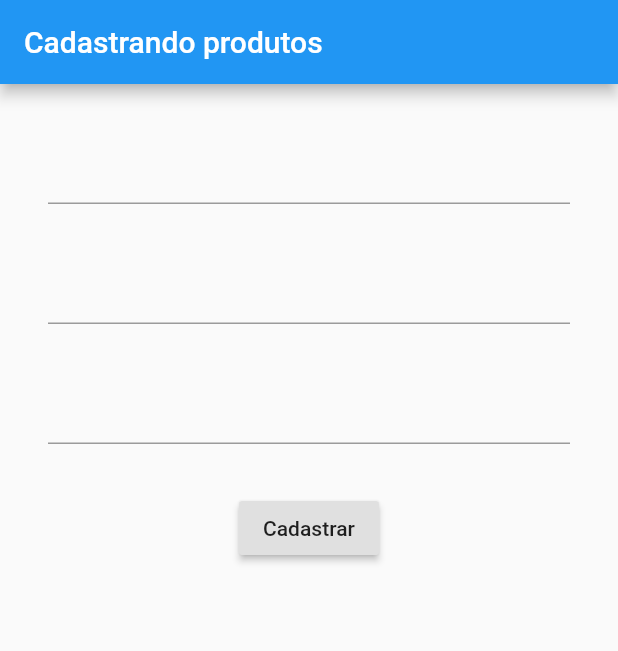
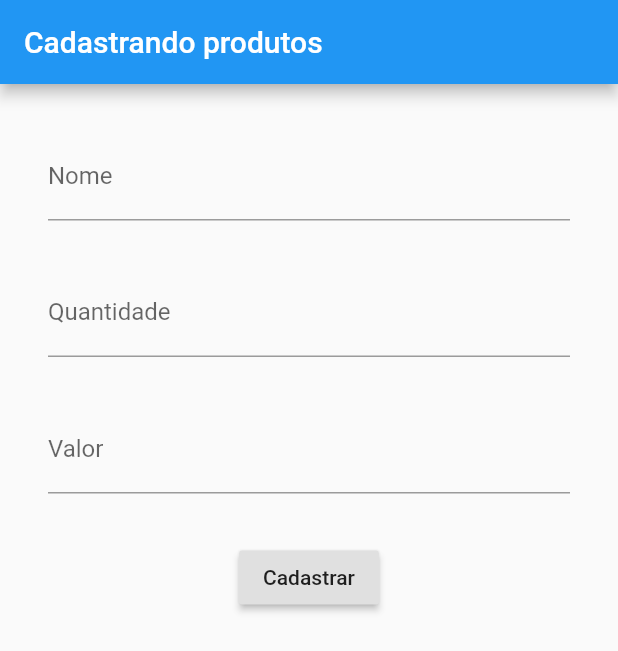
Before and after one commit to MayronSouza/mercado, a Flutter app: the screen it shows after launch, on a phone screen of 412 x 824 dp. Shown: the top 651 px of the screen. Run offline on Flutter 3.47's test engine with Material 2 defaults, Android fonts, the phone set to English and light mode, and no system bars.

Commit message:
Inserindo labels no TextFields

```diff
--- a/lib/main.dart
+++ b/lib/main.dart
@@ -22,18 +22,27 @@ class MyApp extends StatelessWidget {
               Padding(
                 padding: const EdgeInsets.all(16.0),
                 child: TextField(
+                  decoration: InputDecoration(
+                    labelText: 'Nome',
+                  ),
                   controller: _nomeController,
                 ),
               ),
               Padding(
                 padding: const EdgeInsets.all(16.0),
                 child: TextField(
+                  decoration: InputDecoration(
+                    labelText: 'Quantidade',
+                  ),
                   controller: _quantidadeController,
                 ),
               ),
               Padding(
                 padding: const EdgeInsets.all(16.0),
                 child: TextField(
+                  decoration: InputDecoration(
+                    labelText: 'Valor',
+                  ),
                   controller: _valorController,
                 ),
               ),
@@ -49,7 +58,8 @@ class MyApp extends StatelessWidget {
                         int.tryParse(_quantidadeController.text);
                     final double valor = double.tryParse(_valorController.text);
 
-                    final Produto produtoNovo = Produto(nome, quantidade, valor);
+                    final Produto produtoNovo =
+                        Produto(nome, quantidade, valor);
                     print(produtoNovo);
                   },
                 ),
```
